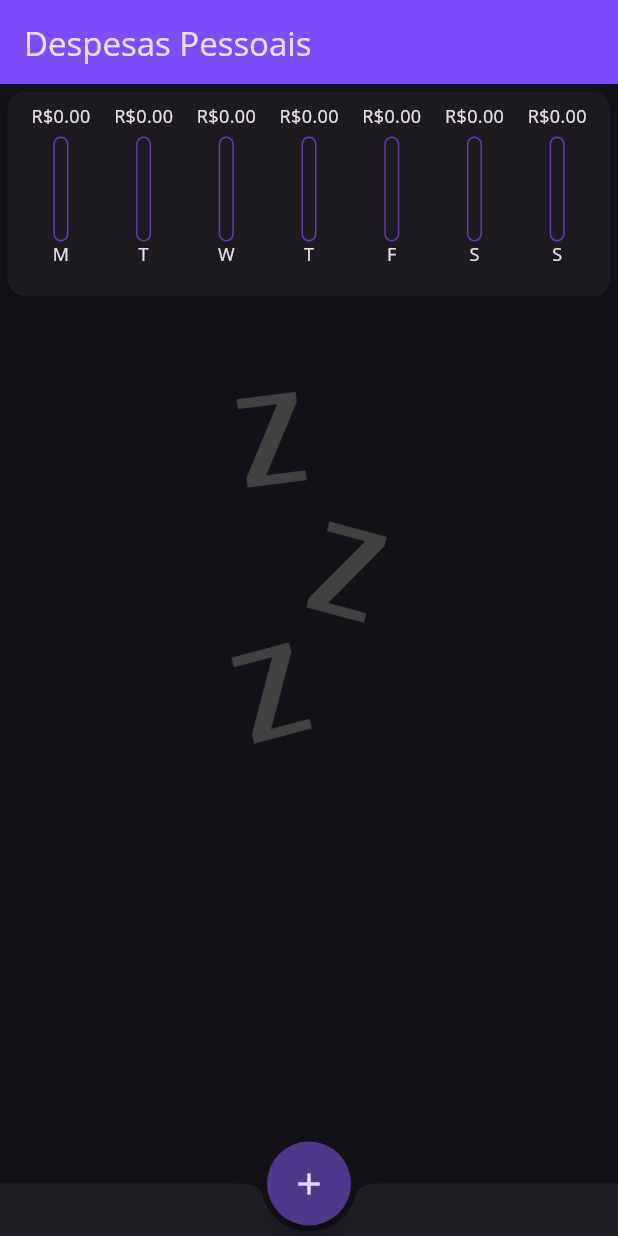
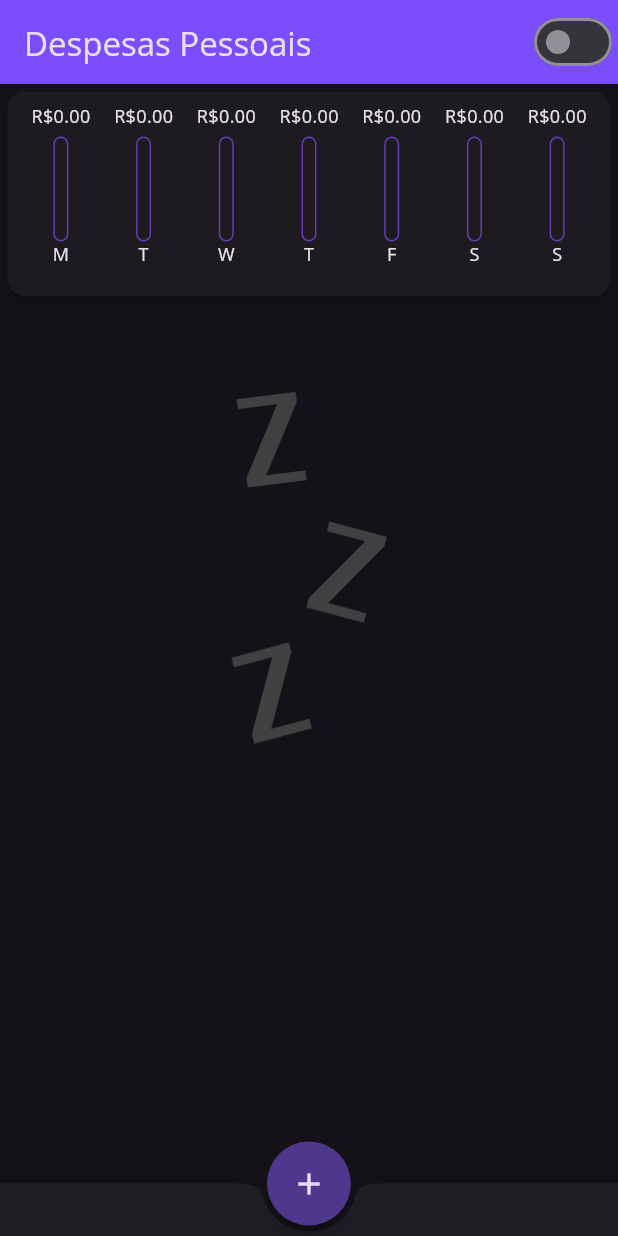
Before and after one commit to KauaHenSilva/dart_flutter_despesas_pessoais, a Flutter app: the screen it shows after launch, on a phone screen of 412 x 824 dp. Run offline on Flutter 3.47's test engine with Material 3 defaults, Android fonts, the phone set to English and light mode, and no system bars.

Commit message:
add: suport LandScape

```diff
--- a/lib/main.dart
+++ b/lib/main.dart
@@ -70,8 +70,13 @@ class _MyHomePageState extends State<MyHomePage> {
     );
   }
 
+  bool isChart = false;
+
   @override
   Widget build(BuildContext context) {
+    final isLandscape =
+        MediaQuery.of(context).orientation == Orientation.landscape;
+
     const bottomAppBar = BottomAppBar(
       height: 35,
       shape: CircularNotchedRectangle(),
@@ -80,6 +85,14 @@ class _MyHomePageState extends State<MyHomePage> {
     final appBar = AppBar(
       title: const Text("Despesas Pessoais"),
       backgroundColor: Colors.deepPurpleAccent,
+      actions: [
+        Switch(
+          value: isChart,
+          onChanged: (value) => setState(() {
+            isChart = value;
+          }),
+        )
+      ],
     );
 
     final labelSize = MediaQuery.of(context).size.height -
@@ -90,7 +103,8 @@ class _MyHomePageState extends State<MyHomePage> {
     return Scaffold(
       appBar: appBar,
       bottomNavigationBar: bottomAppBar,
-      body: Column(
+      body: !isLandscape
+          ? Column(
               children: [
                 SizedBox(
                   height: labelSize * 0.2,
@@ -104,6 +118,19 @@ class _MyHomePageState extends State<MyHomePage> {
                   ),
                 ),
               ],
+            )
+          : !isChart
+              ? Container(
+                  alignment: Alignment.center,
+                  height: labelSize * 1,
+                  child: TransactionList(
+                    dbTransactions,
+                    onRemove: _removeTransaction,
+                  ),
+                )
+              : SizedBox(
+                  height: labelSize * 1,
+                  child: Chart(_recentDbTransactions),
                 ),
       floatingActionButtonLocation:
           FloatingActionButtonLocation.miniCenterDocked,
```
Lines whose indentation alone changed are shown as unchanged.
